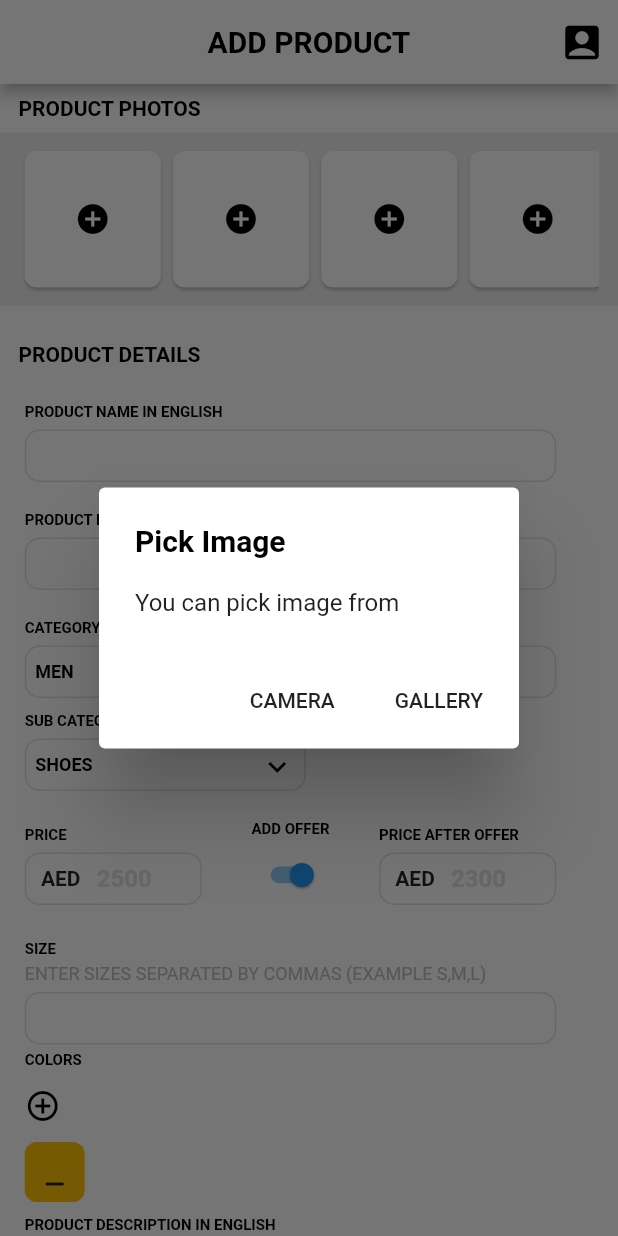
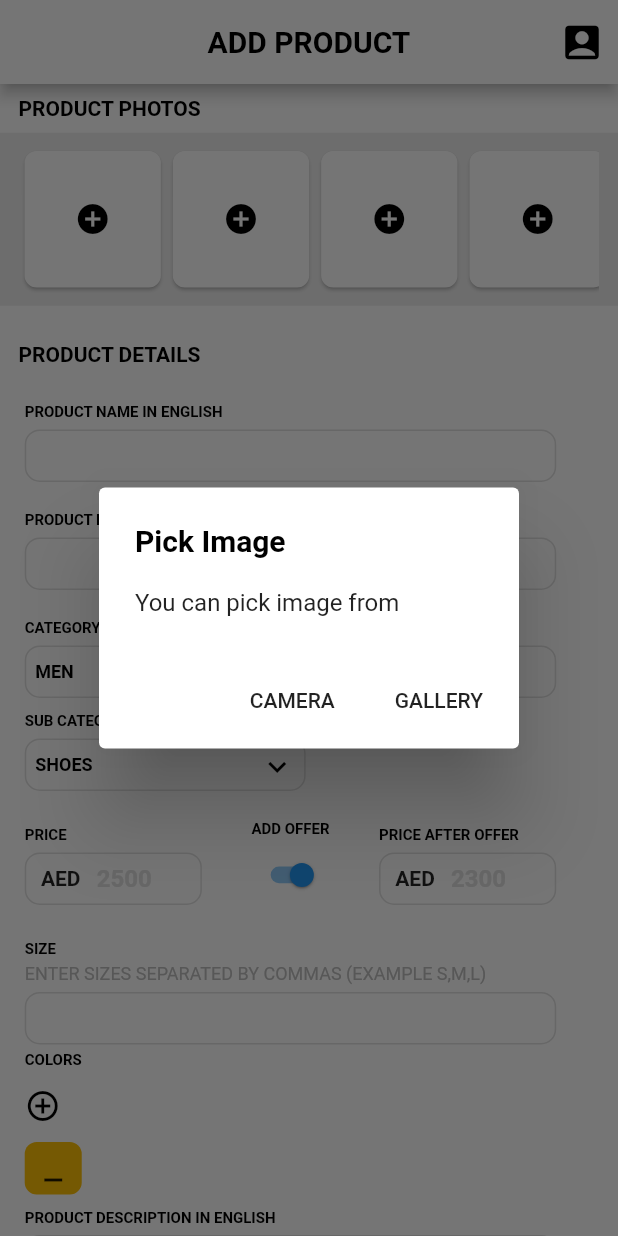
Before and after one commit to ABNG/flutter_dark_store_from_android_studio, a Flutter app: the AddProducts widget shown alone on an empty page, opened directly, after a tap on the "add circle" icon, on a phone screen of 412 x 824 dp. Run offline on Flutter 3.47's test engine with Material 2 defaults, Android fonts, the phone set to English and light mode, and no system bars; our stand-ins replace flutter_colorpicker, image_picker.

Commit message:
fourth commit

```diff
--- a/lib/app_screens/home_screens/add_products.dart
+++ b/lib/app_screens/home_screens/add_products.dart
@@ -21,14 +21,16 @@ const List<String> sub_category = [
 
 List<Widget> addColors = [
   Container(
-    width: 40,
-    height: 40,
+    width: 38,
+    height: 35,
     margin: EdgeInsets.only(right: 10),
     decoration: BoxDecoration(
       color: Colors.amber,
       borderRadius: BorderRadius.circular(8),
     ),
-    child: Icon(Icons.minimize),
+    child: Icon(
+      Icons.minimize,
+    ),
   ),
 ];
 
@@ -51,8 +53,8 @@ class _AddProductsState extends State<AddProducts> {
     setState(() {
       addColors.add(
         Container(
-          width: 40,
-          height: 40,
+          width: 38,
+          height: 35,
           margin: EdgeInsets.only(right: 10),
           alignment: Alignment.center,
           decoration: BoxDecoration(
@@ -68,7 +70,8 @@ class _AddProductsState extends State<AddProducts> {
   Future getImage(int index) async {
     showDialog(
         context: context,
-        builder: (context) => AlertDialog(
+        builder: (context) => Platform.isAndroid
+            ? AlertDialog(
                 title: Text(
                   "Pick Image",
                   style: defaultStyle,
@@ -88,6 +91,35 @@ class _AddProductsState extends State<AddProducts> {
                       pickImage(ImageSource.gallery, index);
                     },
                     child: Text("GALLERY"),
+                  ),
+                ],
+              )
+            : CupertinoAlertDialog(
+                title: Text(
+                  "Pick Image",
+                  style: defaultStyle,
+                ),
+                content: Text("You can pick image from"),
+                actions: [
+                  FlatButton(
+                    onPressed: () {
+                      Navigator.pop(context);
+                      pickImage(ImageSource.camera, index);
+                    },
+                    child: Text(
+                      "CAMERA",
+                      style: TextStyle(color: Colors.blue),
+                    ),
+                  ),
+                  FlatButton(
+                    onPressed: () {
+                      Navigator.pop(context);
+                      pickImage(ImageSource.gallery, index);
+                    },
+                    child: Text(
+                      "GALLERY",
+                      style: TextStyle(color: Colors.blue),
+                    ),
                   ),
                 ],
               ));
@@ -411,12 +443,28 @@ class _AddProductsState extends State<AddProducts> {
                         showDialog(
                           context: context,
                           builder: (BuildContext context) {
-                            return AlertDialog(
+                            return Platform.isAndroid
+                                ? AlertDialog(
                                     title: Text('Select Color'),
                                     content: SingleChildScrollView(
                                       child: BlockPicker(
                                         pickerColor: currentColor,
                                         onColorChanged: changeColor,
+//                                          availableColors: [
+//                                          Color(0xffffaa00),
+//                                        ],
+                                      ),
+                                    ),
+                                  )
+                                : CupertinoAlertDialog(
+                                    title: Text('Select Color'),
+                                    content: SingleChildScrollView(
+                                      child: BlockPicker(
+                                        pickerColor: currentColor,
+                                        onColorChanged: changeColor,
+//                                        availableColors: [
+//                                          Color(0xffffaa00),
+//                                        ],
                                       ),
                                     ),
                                   );
```
Lines whose indentation alone changed are shown as unchanged.
